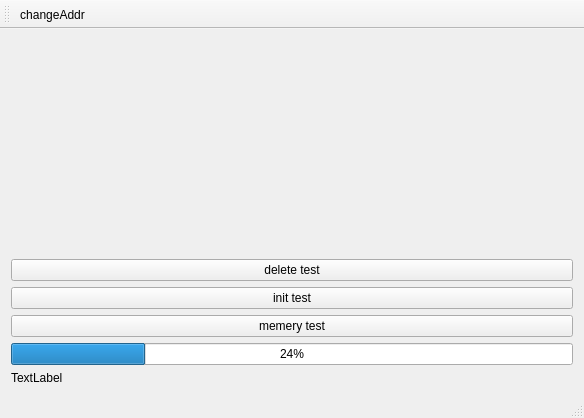
The window that App/AppTest/appmainwindowtest.ui (tiangaomingjing/ServoDriveTech) describes before a commit, drawn with Qt 5.
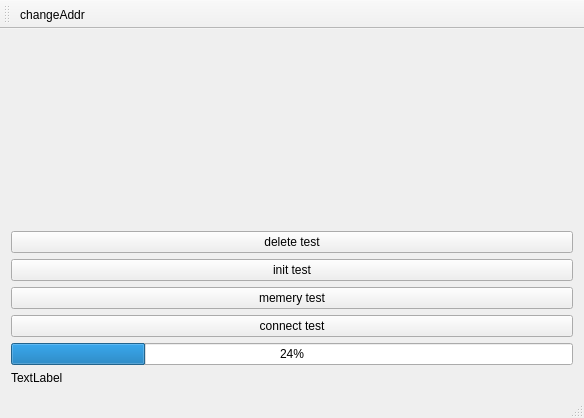
The same window after the commit.

What changed in the file:
```diff
--- a/App/AppTest/appmainwindowtest.ui
+++ b/App/AppTest/appmainwindowtest.ui
@@ -14,7 +14,7 @@
    <string>AppMainWindowTest</string>
   </property>
   <widget class="QWidget" name="centralWidget">
-   <layout class="QVBoxLayout" name="verticalLayout" stretch="1,0,0,0,0,0">
+   <layout class="QVBoxLayout" name="verticalLayout" stretch="1,0,0,0,0,0,0">
     <item>
      <widget class="QWidget" name="widget" native="true"/>
     </item>
@@ -39,6 +39,13 @@
       </property>
      </widget>
     </item>
+    <item>
+     <widget class="QPushButton" name="pushButton_connectTest">
+      <property name="text">
+       <string>connect test</string>
+      </property>
+     </widget>
+    </item>
     <item>
      <widget class="QProgressBar" name="progressBar">
       <property name="value">
```
